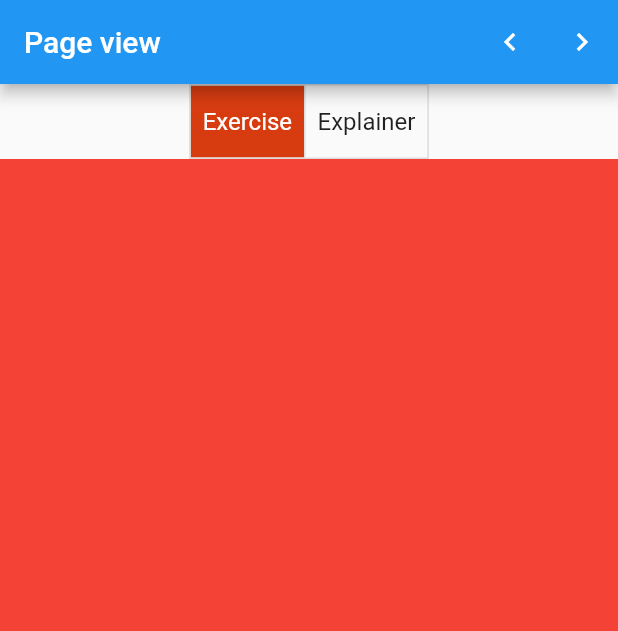
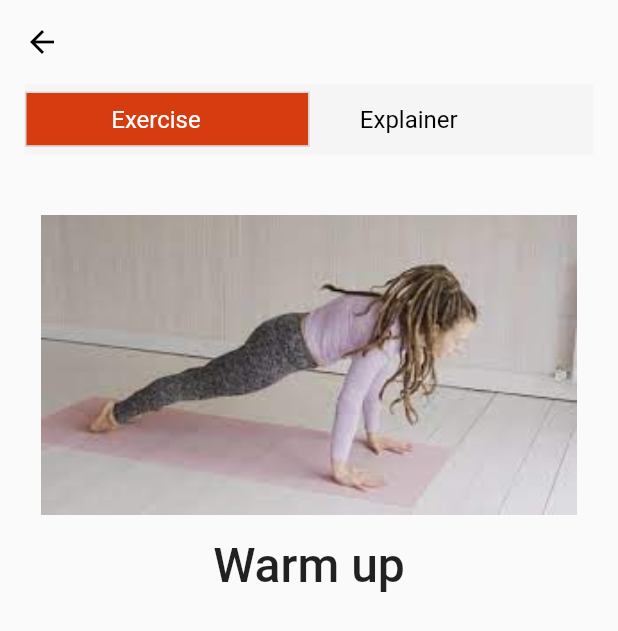
Before and after one commit to oluwajueda/getfitt, a Flutter app: the screen it shows after launch, on a phone screen of 412 x 824 dp. Shown: the top 631 px of the screen. Run offline on Flutter 3.47's test engine with Material 2 defaults, Android fonts, the light colour scheme and no system bars; our stand-ins replace cloud_firestore, firebase_auth, firebase_core, percent_indicator, pinput, shared_preferences; accounts and stored records are empty.

```diff
--- a/lib/screens/ExerciseScreen.dart
+++ b/lib/screens/ExerciseScreen.dart
@@ -1,4 +1,4 @@
-// ignore_for_file: prefer_const_constructo
+// ignore_for_file: prefer_const_constructo, prefer_const_literals_to_create_immutables, prefer_const_constructors, sort_child_properties_last
 import 'package:flutter/material.dart';
 import 'package:flutter/src/widgets/container.dart';
 import 'package:flutter/src/widgets/framework.dart';
@@ -18,45 +18,49 @@ class _ExerciseScreenState extends State<ExerciseScreen> {
   Widget build(BuildContext context) {
     return Scaffold(
         appBar: AppBar(
-          title: const Text('Page view'),
-          actions: [
-            IconButton(
-                onPressed: () {
-                  controller.animateToPage(0,
-                      duration: Duration(seconds: 1), curve: Curves.easeInOut);
+          leading: BackButton(
+            color: Colors.black,
+            onPressed: () => {
+              Navigator.push(context,
+                  MaterialPageRoute(builder: (context) => ExerciseScreen()))
             },
-                icon: Icon(Icons.keyboard_arrow_left)),
-            IconButton(
-                onPressed: () {
-                  controller.animateToPage(1,
-                      duration: Duration(seconds: 1), curve: Curves.easeInOut);
-                },
-                icon: Icon(Icons.keyboard_arrow_right)),
-          ],
+          ),
+          backgroundColor: Colors.transparent,
+          elevation: 0,
         ),
         body: Column(
           mainAxisAlignment: MainAxisAlignment.center,
           children: [
             Center(
+              child: SizedBox(
+                height: 47,
+                child: Container(
+                  padding: EdgeInsets.zero,
+                  decoration:
+                      BoxDecoration(color: Color.fromRGBO(245, 245, 245, 1)),
                   child: ToggleButtons(
                     fillColor: Color.fromRGBO(215, 60, 16, 1),
                     selectedColor: Colors.white,
+                    color: Colors.black,
+                    borderColor: Colors.transparent,
                     children: <Widget>[
                       Padding(
-                    padding: const EdgeInsets.all(8.0),
+                        padding: const EdgeInsets.fromLTRB(5, 8, 20, 8),
                         child: Text(
                           'Exercise',
                           style: TextStyle(fontSize: 16),
                         ),
                       ),
                       Padding(
-                    padding: const EdgeInsets.all(8.0),
+                        padding: const EdgeInsets.fromLTRB(24, 8, 80, 8),
                         child: Text(
                           'Explainer',
                           style: TextStyle(fontSize: 16),
                         ),
                       ),
                     ],
+                    constraints: BoxConstraints(
+                        minWidth: (MediaQuery.of(context).size.width - 36) / 2),
                     onPressed: (int index) {
                       setState(() {
                         if (index == 1) {
@@ -76,12 +80,18 @@ class _ExerciseScreenState extends State<ExerciseScreen> {
                     isSelected: isSelected,
                   ),
                 ),
+              ),
+            ),
+            SizedBox(
+              height: 40,
+            ),
             Expanded(
               child: PageView(
                 controller: controller,
+                physics: NeverScrollableScrollPhysics(),
                 children: [
                   Container(
-                    color: Colors.red,
+                    child: firstExercise(context),
                   ),
                   Container(
                     color: Colors.yellow,
@@ -93,3 +103,21 @@ class _ExerciseScreenState extends State<ExerciseScreen> {
         ));
   }
 }
+
+Widget firstExercise(BuildContext context) {
+  return Column(
+    children: [
+      Image.asset(
+        "assets/images/exercise1.jpg",
+        scale: 0.84,
+      ),
+      SizedBox(
+        height: 15,
+      ),
+      Text(
+        "Warm up",
+        style: TextStyle(fontSize: 32, fontWeight: FontWeight.w500),
+      )
+    ],
+  );
+}
```
Also changed, not shown: assets/images/exercise1.jpg (added). Lines whose indentation alone changed are shown as unchanged.
